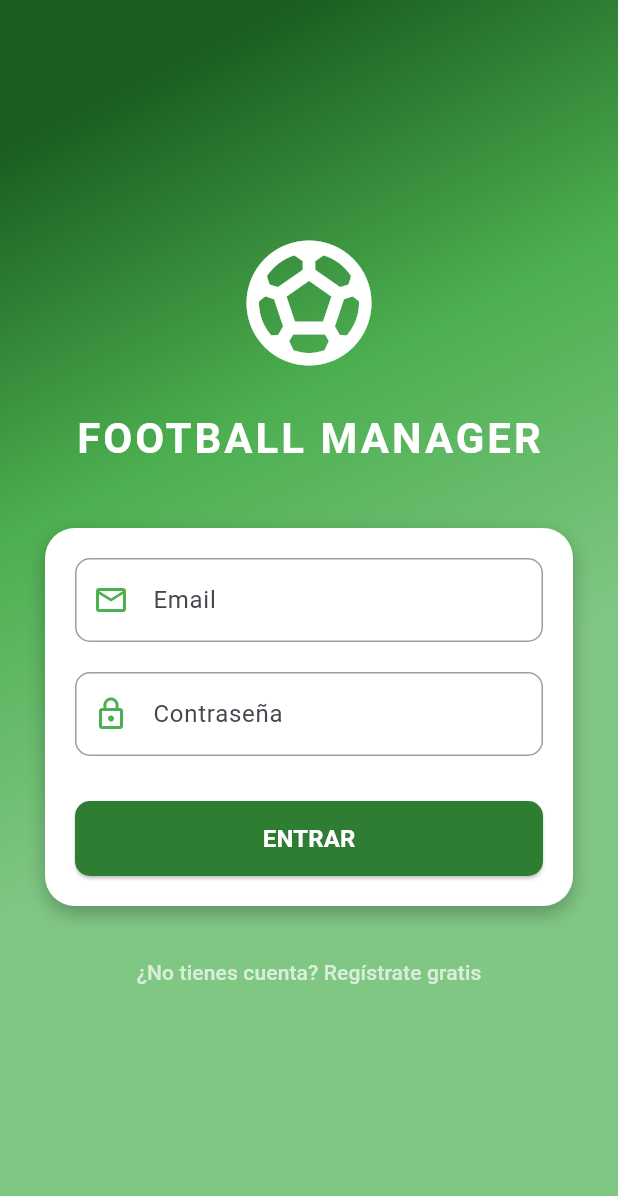
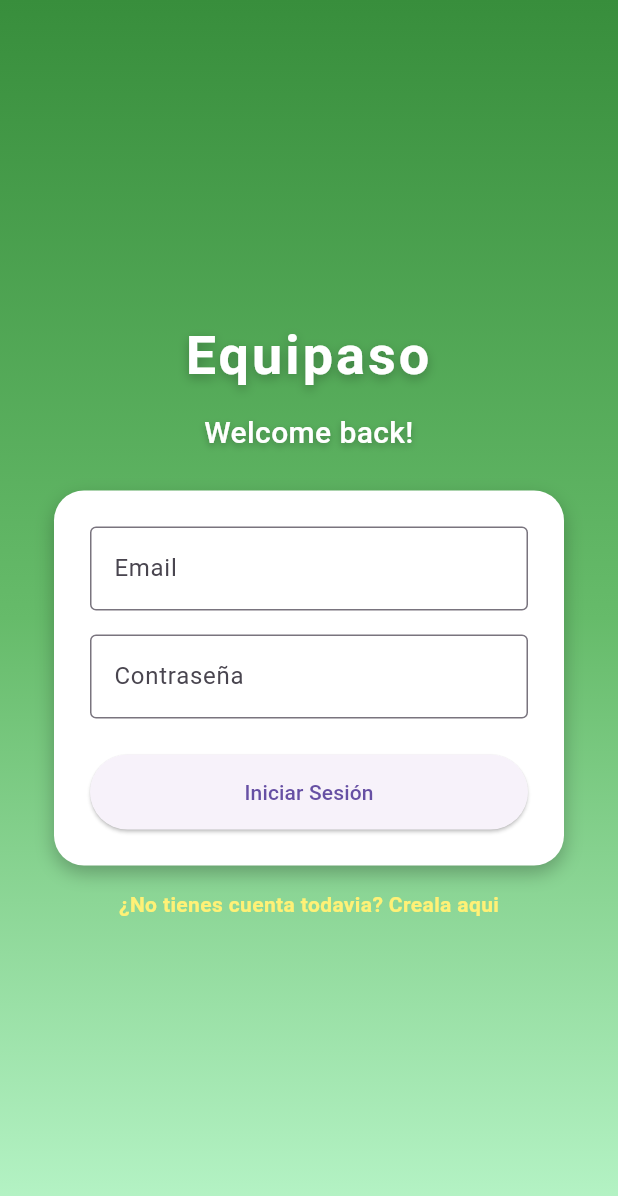
Before and after one commit to Marco-sins/MyTeam, a Flutter app: the screen it shows after launch, on a phone screen of 412 x 824 dp. Shown: the top 1196 px of the screen. Run offline on Flutter 3.47's test engine with Material 3 defaults, Android fonts, the phone set to English and light mode, and no system bars; our stand-ins replace bloc, dartz, equatable, flutter_bloc, supabase_flutter; accounts and stored records are empty.

Commit message:
Presentation Login/Register

```diff
--- a/lib/presentation/auth/bloc/auth_cubit.dart
+++ b/lib/presentation/auth/bloc/auth_cubit.dart
@@ -1,14 +1,19 @@
 import 'package:bloc/bloc.dart';
 import 'package:tfg1/domain/usecase/auth/sign_in_use_case.dart';
 import 'package:tfg1/domain/usecase/auth/sign_up_use_case.dart';
+import 'package:tfg1/domain/usecase/auth/sign_out_use_case.dart';
 import 'package:tfg1/presentation/auth/bloc/auth_state.dart';
 
 class AuthCubit extends Cubit<AuthState> {
   final SignInUseCase signInUseCase;
   final SignUpUseCase signUpUseCase;
+  final SignOutUseCase signOutUseCase;
 
-  AuthCubit({required this.signInUseCase, required this.signUpUseCase})
-    : super(AuthInitial());
+  AuthCubit({
+    required this.signInUseCase,
+    required this.signUpUseCase,
+    required this.signOutUseCase,
+  }) : super(AuthInitial());
 
   Future<void> login(String username, String password) async {
     // Implement login logic here
@@ -22,8 +27,12 @@ class AuthCubit extends Cubit<AuthState> {
   }
 
   Future<void> logout() async {
-    // Implement logout logic here
-    emit(AuthInitial());
+    emit(AuthLoading());
+    final result = await signOutUseCase();
+    result.fold(
+      (failure) => emit(AuthError(failure.toString())),
+      (_) => emit(AuthInitial()),
+    );
   }
 
   Future<void> register(String email, String username, String password) async {
--- a/lib/presentation/auth/pages/login_page.dart
+++ b/lib/presentation/auth/pages/login_page.dart
@@ -3,7 +3,8 @@ import 'package:flutter_bloc/flutter_bloc.dart';
 import 'package:tfg1/presentation/home/pages/home_page.dart';
 import '../bloc/auth_cubit.dart';
 import '../bloc/auth_state.dart';
-import 'register_page.dart';
+import '../widgets/login_form.dart';
+import '../widgets/register_form.dart';
 
 class LoginPage extends StatefulWidget {
   const LoginPage({super.key});
@@ -13,20 +14,23 @@ class LoginPage extends StatefulWidget {
 }
 
 class _LoginPageState extends State<LoginPage> {
-  final _emailController = TextEditingController();
-  final _passwordController = TextEditingController();
-  final _formKey = GlobalKey<FormState>();
-
+  bool _isRegisterMode = false;
   @override
   Widget build(BuildContext context) {
     return Scaffold(
-      // Fondo con gradiente "futbolero" o profesional
+      // Fondo tipo césped de campo de fútbol
       body: Container(
         width: double.infinity,
+        height: double.infinity,
         decoration: const BoxDecoration(
           gradient: LinearGradient(
             begin: Alignment.topCenter,
-            colors: [Color(0xFF1B5E20), Color(0xFF4CAF50), Color(0xFF81C784)],
+            end: Alignment.bottomCenter,
+            colors: [
+              Color(0xFF388E3C), // Verde césped oscuro
+              Color(0xFF66BB6A), // Verde césped medio
+              Color(0xFFB9F6CA), // Verde césped claro
+            ],
           ),
         ),
         child: BlocConsumer<AuthCubit, AuthState>(
@@ -40,7 +44,6 @@ class _LoginPageState extends State<LoginPage> {
               );
             }
             if (state is Authenticated) {
-              // NAVEGACIÓN: Al detectar el estado éxito, saltamos al Home
               Navigator.pushReplacement(
                 context,
                 MaterialPageRoute(builder: (context) => const HomePage()),
@@ -50,30 +53,50 @@ class _LoginPageState extends State<LoginPage> {
           builder: (context, state) {
             return Center(
               child: SingleChildScrollView(
-                padding: const EdgeInsets.symmetric(horizontal: 30),
                 child: Column(
+                  mainAxisSize: MainAxisSize.min,
                   children: [
-                    // Icono o Logo
-                    const Icon(
-                      Icons.sports_soccer,
-                      size: 100,
-                      color: Colors.white,
-                    ),
-                    const SizedBox(height: 20),
-                    const Text(
-                      "FOOTBALL MANAGER",
-                      style: TextStyle(
+                    // Nombre de la app arriba
+                    Text(
+                      "Equipaso",
+                      style: const TextStyle(
                         color: Colors.white,
-                        fontSize: 28,
+                        fontSize: 36,
                         fontWeight: FontWeight.bold,
                         letterSpacing: 2,
+                        shadows: [
+                          Shadow(
+                            blurRadius: 8,
+                            color: Colors.black26,
+                            offset: Offset(0, 3),
+                          ),
+                        ],
                       ),
+                      textAlign: TextAlign.center,
                     ),
-                    const SizedBox(height: 40),
-
-                    // Tarjeta del Formulario
+                    const SizedBox(height: 12),
+                    // Mensaje de bienvenida según modo
+                    Text(
+                      _isRegisterMode ? "Nice tu meet you!" : "Welcome back!",
+                      style: const TextStyle(
+                        color: Colors.white,
+                        fontSize: 20,
+                        fontWeight: FontWeight.w500,
+                        shadows: [
+                          Shadow(
+                            blurRadius: 6,
+                            color: Colors.black26,
+                            offset: Offset(0, 2),
+                          ),
+                        ],
+                      ),
+                      textAlign: TextAlign.center,
+                    ),
+                    const SizedBox(height: 24),
+                    // Tarjeta con el formulario de login/registro
                     Container(
-                      padding: const EdgeInsets.all(20),
+                      constraints: const BoxConstraints(maxWidth: 340),
+                      padding: const EdgeInsets.all(24),
                       decoration: BoxDecoration(
                         color: Colors.white,
                         borderRadius: BorderRadius.circular(20),
@@ -85,77 +108,26 @@ class _LoginPageState extends State<LoginPage> {
                           ),
                         ],
                       ),
-                      child: Form(
-                        key: _formKey,
-                        child: Column(
-                          children: [
-                            _buildTextField(
-                              controller: _emailController,
-                              label: "Email",
-                              icon: Icons.email_outlined,
-                            ),
-                            const SizedBox(height: 20),
-                            _buildTextField(
-                              controller: _passwordController,
-                              label: "Contraseña",
-                              icon: Icons.lock_outline,
-                              isPassword: true,
-                            ),
-                            const SizedBox(height: 30),
-
-                            // Botón de Login con Loading
-                            SizedBox(
-                              width: double.infinity,
-                              height: 50,
-                              child: ElevatedButton(
-                                style: ElevatedButton.styleFrom(
-                                  backgroundColor: const Color(0xFF2E7D32),
-                                  shape: RoundedRectangleBorder(
-                                    borderRadius: BorderRadius.circular(10),
-                                  ),
-                                ),
-                                onPressed: state is AuthLoading
-                                    ? null
-                                    : () {
-                                        if (_formKey.currentState!.validate()) {
-                                          context.read<AuthCubit>().login(
-                                            _emailController.text.trim(),
-                                            _passwordController.text.trim(),
-                                          );
-                                        }
-                                      },
-                                child: state is AuthLoading
-                                    ? const CircularProgressIndicator(
-                                        color: Colors.white,
-                                      )
-                                    : const Text(
-                                        "ENTRAR",
-                                        style: TextStyle(
-                                          color: Colors.white,
-                                          fontSize: 16,
-                                          fontWeight: FontWeight.bold,
-                                        ),
-                                      ),
-                              ),
-                            ),
-                          ],
+                      child: _isRegisterMode
+                          ? const RegisterForm()
+                          : const LoginForm(),
+                    ),
+                    const SizedBox(height: 16),
+                    // Texto debajo del formulario para cambiar de modo
+                    GestureDetector(
+                      onTap: () {
+                        setState(() {
+                          _isRegisterMode = !_isRegisterMode;
+                        });
+                      },
+                      child: Text(
+                        _isRegisterMode
+                            ? "¿Ya tienes cuenta? Inicia sesión"
+                            : "¿No tienes cuenta todavia? Creala aqui",
+                        style: const TextStyle(
+                          color: Color(0xFFFFF176), // Amarillo suave llamativo
+                          fontWeight: FontWeight.w600,
                         ),
-                      ),
-                    ),
-
-                    const SizedBox(height: 20),
-                    TextButton(
-                      onPressed: () {
-                        Navigator.push(
-                          context,
-                          MaterialPageRoute(
-                            builder: (context) => const RegisterPage(),
-                          ),
-                        );
-                      },
-                      child: const Text(
-                        "¿No tienes cuenta? Regístrate gratis",
-                        style: TextStyle(color: Colors.white70),
                       ),
                     ),
                   ],
@@ -167,27 +139,4 @@ class _LoginPageState extends State<LoginPage> {
       ),
     );
   }
-
-  // Widget auxiliar para los campos de texto
-  Widget _buildTextField({
-    required TextEditingController controller,
-    required String label,
-    required IconData icon,
-    bool isPassword = false,
-  }) {
-    return TextFormField(
-      controller: controller,
-      obscureText: isPassword,
-      decoration: InputDecoration(
-        prefixIcon: Icon(icon, color: Colors.green),
-        labelText: label,
-        border: OutlineInputBorder(borderRadius: BorderRadius.circular(10)),
-        enabledBorder: OutlineInputBorder(
-          borderRadius: BorderRadius.circular(10),
-          borderSide: const BorderSide(color: Colors.grey),
-        ),
-      ),
-      validator: (value) => value!.isEmpty ? "Campo obligatorio" : null,
-    );
-  }
 }
--- a/lib/presentation/auth/widgets/login_form.dart
+++ b/lib/presentation/auth/widgets/login_form.dart
@@ -19,6 +19,15 @@ class _LoginFormState extends State<LoginForm> {
     _emailController.dispose();
     _passwordController.dispose();
     super.dispose();
+  }
+
+  void _submit() {
+    if (_formKey.currentState!.validate()) {
+      context.read<AuthCubit>().login(
+        _emailController.text.trim(),
+        _passwordController.text.trim(),
+      );
+    }
   }
 
   @override
@@ -51,15 +60,7 @@ class _LoginFormState extends State<LoginForm> {
             width: double.infinity,
             height: 50,
             child: ElevatedButton(
-              onPressed: () {
-                if (_formKey.currentState!.validate()) {
-                  // LLAMADA AL CUBIT
-                  context.read<AuthCubit>().login(
-                    _emailController.text.trim(),
-                    _passwordController.text.trim(),
-                  );
-                }
-              },
+              onPressed: _submit,
               child: const Text('Iniciar Sesión'),
             ),
           ),
```
